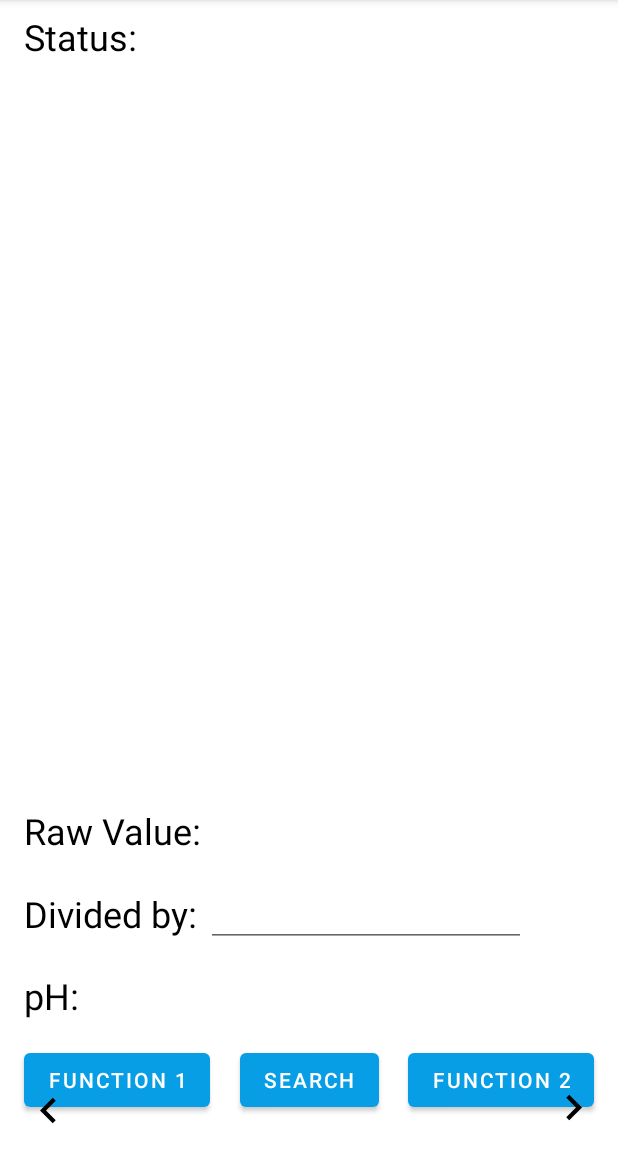
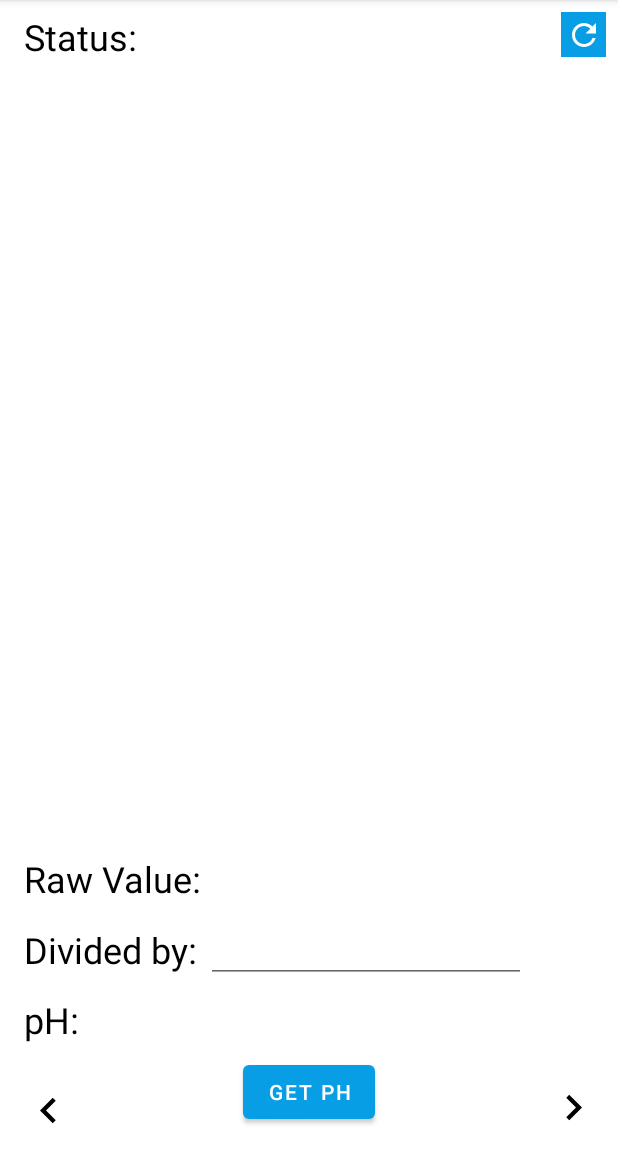
Before and after one commit to Ryan-Current/PhSensor, an Android app: the screen it shows after launch (MainActivity), on a phone screen of 412 x 824 dp, the part 84-1236 px from its top. Run offline under Robolectric (Android 15) with nearby library versions, the phone set to English and light mode, and no system bars.

Commit message:
Refactor: fixed layout and removed Function2 button

```diff
--- a/Android/app/src/main/java/com/rcdevelopment/phsensor/MainActivity.java
+++ b/Android/app/src/main/java/com/rcdevelopment/phsensor/MainActivity.java
@@ -14,6 +14,7 @@ import android.os.Bundle;
 import android.view.Gravity;
 import android.view.View;
 import android.widget.ImageButton;
+import android.widget.TextView;
 import android.widget.Toast;
 
 import java.util.ArrayList;
--- a/Android/app/src/main/java/com/rcdevelopment/phsensor/MainActivityCode.java
+++ b/Android/app/src/main/java/com/rcdevelopment/phsensor/MainActivityCode.java
@@ -13,6 +13,9 @@ import android.view.View;
 import android.view.View.OnClickListener;
 import android.view.ViewGroup;
 import android.widget.Button;
+import android.widget.EditText;
+import android.widget.ImageButton;
+import android.widget.TextView;
 import android.widget.Toast;
 import androidx.appcompat.app.AppCompatActivity;
 import androidx.fragment.app.Fragment;
@@ -28,9 +31,8 @@ import org.jetbrains.annotations.Nullable;
 
 public final class MainActivityCode extends Fragment implements IOnBluetoothDeviceClick {
     // elements on screen
-    private Button RefreshButton;
+    private ImageButton RefreshButton;
     private Button Function1Button;
-    private Button Function2Button;
     private RecyclerView RecyclerView;
     // bluetooth related variables
     private BluetoothSocket bluetoothSocket;
@@ -39,6 +41,9 @@ public final class MainActivityCode extends Fragment implements IOnBluetoothDevi
     private final ArrayList<BluetoothDevice> pairedDevices = new ArrayList<BluetoothDevice>();
     private final int REQUEST_ENABLE_BLUETOOTH = 1;
     private BluetoothManager bt;
+
+    private TextView statusTextView, rawValueTextView, phTextView;
+    private EditText divisorEditText;
 
 
     public static final int MESSAGE_STATE_CHANGED = 0;
@@ -72,8 +77,12 @@ public final class MainActivityCode extends Fragment implements IOnBluetoothDevi
         this.RecyclerView = view.findViewById(R.id.selectDeviceRecyclerView);
         this.RefreshButton = view.findViewById(R.id.refreshBluetoothButton);
         this.Function1Button = view.findViewById(R.id.function1Button);
-        this.Function2Button = view.findViewById(R.id.function2Button);
         this.bluetoothAdapter = BluetoothAdapter.getDefaultAdapter();
+
+        this.statusTextView = view.findViewById(R.id.statusTextView);
+        this.rawValueTextView = view.findViewById(R.id.rawValueTextView);
+        this.phTextView = view.findViewById(R.id.phLabelTextView);
+        this.divisorEditText = view.findViewById(R.id.divisorEditText);
 
         RefreshButton.setOnClickListener((OnClickListener)(new OnClickListener() {
             public final void onClick(View it) {
@@ -84,12 +93,6 @@ public final class MainActivityCode extends Fragment implements IOnBluetoothDevi
         Function1Button.setOnClickListener((OnClickListener)(new OnClickListener() {
             public final void onClick(View it) {
                 MainActivityCode.this.sendFunction1();
-            }
-        }));
-
-        Function2Button.setOnClickListener((OnClickListener)(new OnClickListener() {
-            public final void onClick(View it) {
-                MainActivityCode.this.sendFunction2();
             }
         }));
 
@@ -166,9 +169,11 @@ public final class MainActivityCode extends Fragment implements IOnBluetoothDevi
 
     }
 
+
     private void bluetoothMessageReceived(String str)
     {
         Toast.makeText(getContext(), "Message: "+str, Toast.LENGTH_LONG).show();
+        rawValueTextView.setText(str);
     }
 
 
@@ -177,12 +182,18 @@ public final class MainActivityCode extends Fragment implements IOnBluetoothDevi
         switch (state) {
             case BluetoothManager.STATE_DISCONNECTED:
                 Toast.makeText(getContext(), "Bluetooth device disconnected", Toast.LENGTH_LONG).show();
+                statusTextView.setText("Status: disconnected");
+                isConnected = false;
                 break;
             case BluetoothManager.STATE_CONNECTING:
                 Toast.makeText(getContext(), "Connecting to device...", Toast.LENGTH_LONG).show();
+                statusTextView.setText("Status: connecting...");
+                isConnected = false;
                 break;
             case BluetoothManager.STATE_CONNECTED:
                 Toast.makeText(getContext(), "Bluetooth device connected!", Toast.LENGTH_LONG).show();
+                statusTextView.setText("Status: connected");
+                isConnected = true;
                 break;
         }
     }
@@ -194,14 +205,15 @@ public final class MainActivityCode extends Fragment implements IOnBluetoothDevi
     }
 
 
-
+    /**
+     * This is used to get the pH
+     */
     private void sendFunction1() {
-        this.bt.sendMessage("1");
+        if(isConnected)
+            this.bt.sendMessage("1");
+        else
+            Toast.makeText(getContext(), "No device connected", Toast.LENGTH_LONG).show();
     }
 
 
-    private void sendFunction2() {
-        this.bt.sendMessage("2");
-    }
-
 }
--- /dev/null
+++ b/Android/app/src/main/res/drawable/ic_baseline_refresh_24.xml
@@ -0,0 +1,5 @@
+<vector android:height="24dp" android:tint="#FFFFFF"
+    android:viewportHeight="24" android:viewportWidth="24"
+    android:width="24dp" xmlns:android="http://schemas.android.com/apk/res/android">
+    <path android:fillColor="@android:color/white" android:pathData="M17.65,6.35C16.2,4.9 14.21,4 12,4c-4.42,0 -7.99,3.58 -7.99,8s3.57,8 7.99,8c3.73,0 6.84,-2.55 7.73,-6h-2.08c-0.82,2.33 -3.04,4 -5.65,4 -3.31,0 -6,-2.69 -6,-6s2.69,-6 6,-6c1.66,0 3.14,0.69 4.22,1.78L13,11h7V4l-2.35,2.35z"/>
+</vector>
--- a/Android/app/src/main/res/layout/activity_main_code.xml
+++ b/Android/app/src/main/res/layout/activity_main_code.xml
@@ -14,29 +14,19 @@
         android:layout_marginTop="8dp"
         android:layout_marginEnd="16dp"
         android:layout_marginBottom="8dp"
-        app:layout_constraintBottom_toTopOf="@+id/RawValueTextView"
+        app:layout_constraintBottom_toTopOf="@+id/rawValueTextView"
         app:layout_constraintEnd_toEndOf="parent"
         app:layout_constraintStart_toStartOf="parent"
         app:layout_constraintTop_toBottomOf="@+id/statusTextView" />
 
     <Button
-        android:id="@+id/refreshBluetoothButton"
-        android:layout_width="wrap_content"
-        android:layout_height="wrap_content"
-        android:layout_marginBottom="24dp"
-        android:text="@string/search"
-        app:layout_constraintBottom_toBottomOf="parent"
-        app:layout_constraintEnd_toEndOf="parent"
-        app:layout_constraintStart_toStartOf="parent" />
-
-    <Button
         android:id="@+id/function1Button"
         android:layout_width="wrap_content"
         android:layout_height="wrap_content"
-        android:layout_marginStart="16dp"
-        android:layout_marginBottom="24dp"
-        android:text="Function 1"
+        android:layout_marginBottom="16dp"
+        android:text="Get pH"
         app:layout_constraintBottom_toBottomOf="parent"
+        app:layout_constraintEnd_toEndOf="parent"
         app:layout_constraintStart_toStartOf="parent" />
 
     <Button
@@ -44,8 +34,9 @@
         android:layout_width="wrap_content"
         android:layout_height="wrap_content"
         android:layout_marginEnd="16dp"
-        android:layout_marginBottom="24dp"
+        android:layout_marginBottom="16dp"
         android:text="Function 2"
+        android:visibility="invisible"
         app:layout_constraintBottom_toBottomOf="parent"
         app:layout_constraintEnd_toEndOf="parent" />
 
@@ -54,20 +45,20 @@
         android:layout_width="wrap_content"
         android:layout_height="wrap_content"
         android:layout_marginStart="16dp"
-        android:layout_marginBottom="16dp"
+        android:layout_marginBottom="8dp"
         android:text="pH: "
         android:textColor="@color/black"
         android:textSize="24sp"
-        app:layout_constraintBottom_toTopOf="@+id/refreshBluetoothButton"
+        app:layout_constraintBottom_toTopOf="@+id/function1Button"
         app:layout_constraintEnd_toEndOf="parent"
         app:layout_constraintHorizontal_bias="0.0"
         app:layout_constraintStart_toStartOf="parent" />
 
     <EditText
-        android:id="@+id/editTextNumberDecimal"
+        android:id="@+id/divisorEditText"
         android:layout_width="wrap_content"
         android:layout_height="wrap_content"
-        android:layout_marginBottom="16dp"
+        android:layout_marginBottom="8dp"
         android:ems="10"
         android:inputType="numberDecimal"
         app:layout_constraintBottom_toTopOf="@+id/phLabelTextView"
@@ -83,20 +74,20 @@
         android:text="Divided by: "
         android:textColor="@color/black"
         android:textSize="24sp"
-        app:layout_constraintBottom_toBottomOf="@+id/editTextNumberDecimal"
+        app:layout_constraintBottom_toBottomOf="@+id/divisorEditText"
         app:layout_constraintStart_toStartOf="parent"
-        app:layout_constraintTop_toTopOf="@+id/editTextNumberDecimal" />
+        app:layout_constraintTop_toTopOf="@+id/divisorEditText" />
 
     <TextView
-        android:id="@+id/RawValueTextView"
+        android:id="@+id/rawValueTextView"
         android:layout_width="wrap_content"
         android:layout_height="wrap_content"
         android:layout_marginStart="16dp"
-        android:layout_marginBottom="16dp"
+        android:layout_marginBottom="8dp"
         android:text="Raw Value:"
         android:textColor="@color/black"
         android:textSize="24sp"
-        app:layout_constraintBottom_toTopOf="@+id/editTextNumberDecimal"
+        app:layout_constraintBottom_toTopOf="@+id/divisorEditText"
         app:layout_constraintStart_toStartOf="parent" />
 
     <TextView
@@ -111,5 +102,17 @@
         app:layout_constraintStart_toStartOf="parent"
         app:layout_constraintTop_toTopOf="parent" />
 
+    <ImageButton
+        android:id="@+id/refreshBluetoothButton"
+        style="@style/Widget.AppCompat.ImageButton"
+        android:layout_width="30dp"
+        android:layout_height="30dp"
+        android:layout_marginTop="8dp"
+        android:layout_marginEnd="8dp"
+        android:background="@color/theme_blue"
+        android:src="@drawable/ic_baseline_refresh_24"
+        app:layout_constraintEnd_toEndOf="parent"
+        app:layout_constraintTop_toTopOf="parent" />
+
 
 </androidx.constraintlayout.widget.ConstraintLayout>
```
